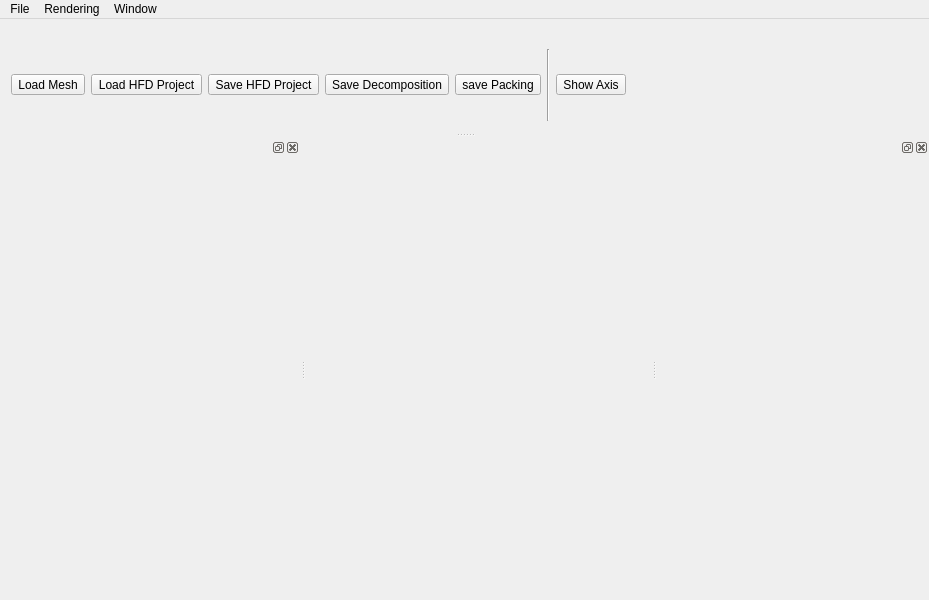
The window that gui/hfmainwindow.ui (cg3hci/SplitAndMill) describes before a commit, drawn with Qt 5.
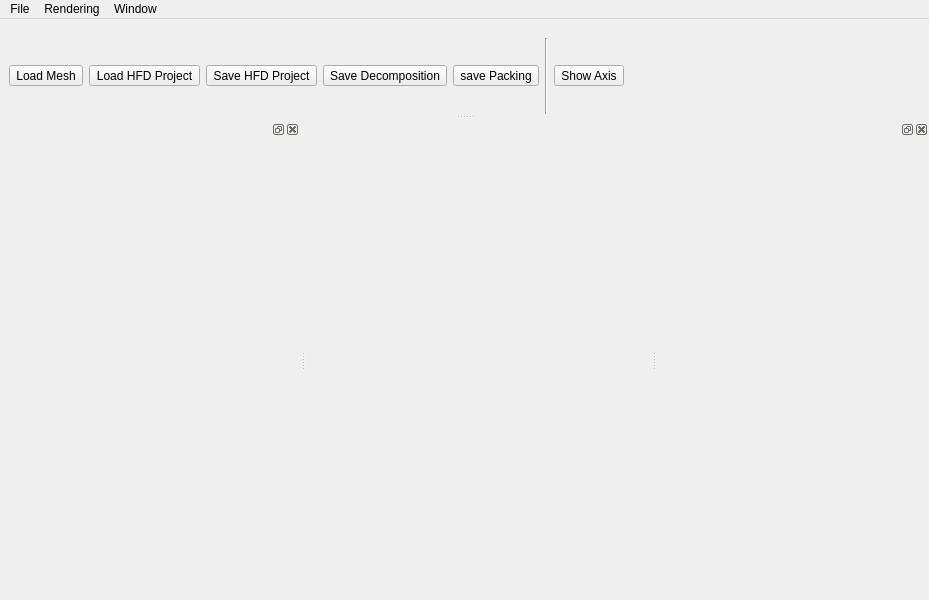
The same window after the commit. Icons and pictures are not drawn. Custom widgets are drawn as their Qt base class.

Diff of the .ui file:
```diff
--- a/gui/hfmainwindow.ui
+++ b/gui/hfmainwindow.ui
@@ -158,7 +158,7 @@
           <x>0</x>
           <y>0</y>
           <width>250</width>
-          <height>427</height>
+          <height>445</height>
          </rect>
         </property>
         <layout class="QVBoxLayout" name="verticalLayout_2"/>
@@ -170,7 +170,7 @@
   </widget>
   <widget class="QDockWidget" name="toolBar">
    <property name="sizePolicy">
-    <sizepolicy hsizetype="Preferred" vsizetype="MinimumExpanding">
+    <sizepolicy hsizetype="Preferred" vsizetype="Fixed">
      <horstretch>0</horstretch>
      <verstretch>0</verstretch>
     </sizepolicy>
@@ -178,6 +178,12 @@
    <property name="minimumSize">
     <size>
      <width>483</width>
+     <height>95</height>
+    </size>
+   </property>
+   <property name="maximumSize">
+    <size>
+     <width>524287</width>
      <height>113</height>
     </size>
    </property>
@@ -192,6 +198,18 @@
    </attribute>
    <widget class="QWidget" name="dockWidgetContents">
     <layout class="QHBoxLayout" name="horizontalLayout">
+     <property name="spacing">
+      <number>6</number>
+     </property>
+     <property name="leftMargin">
+      <number>9</number>
+     </property>
+     <property name="topMargin">
+      <number>0</number>
+     </property>
+     <property name="bottomMargin">
+      <number>0</number>
+     </property>
      <item>
       <widget class="QToolButton" name="loadToolButton">
        <property name="toolTip">
```
